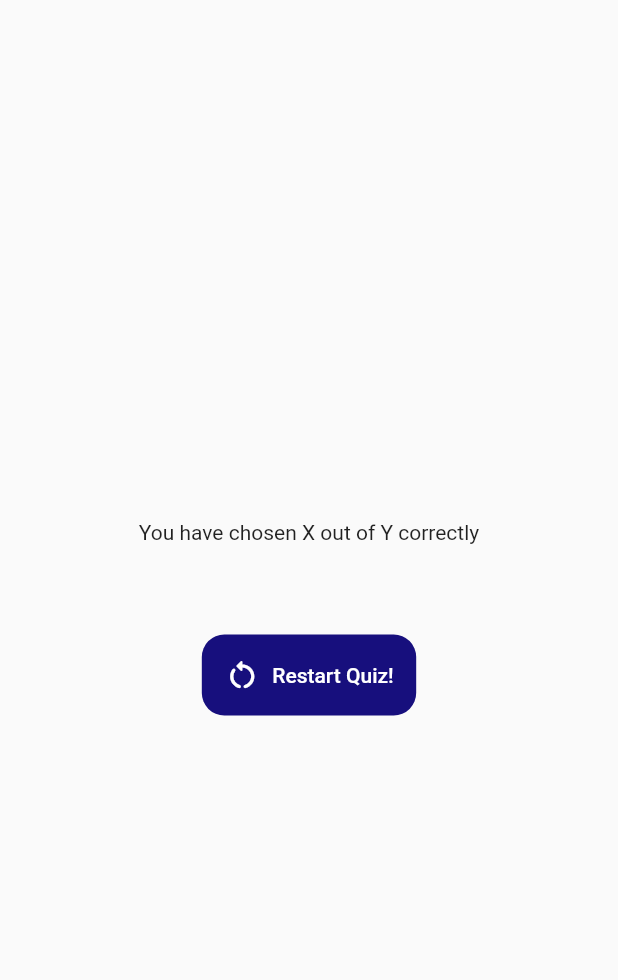
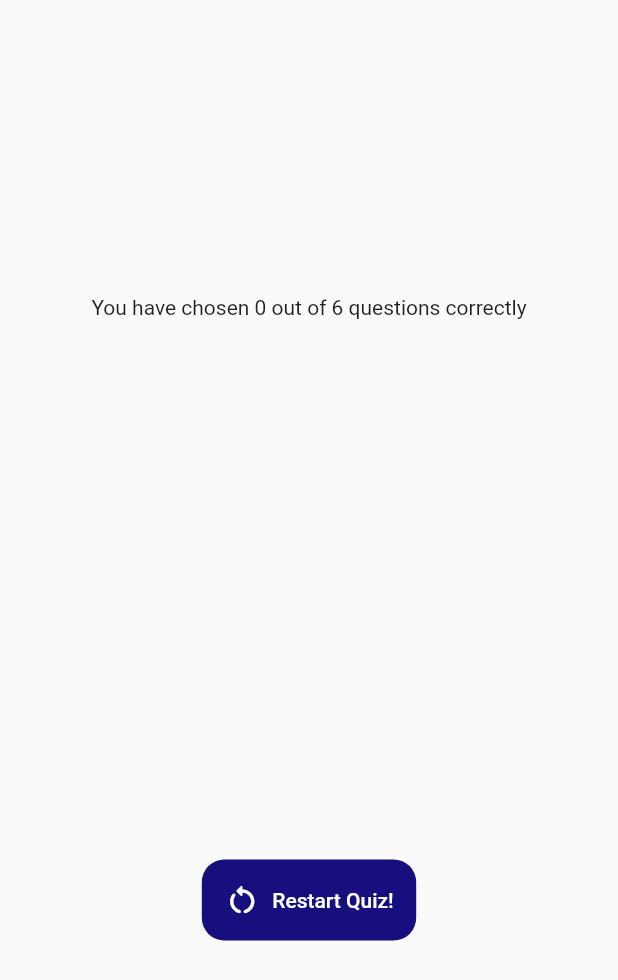
Before and after one commit to gxtanvir/quiz_app_practice, a Flutter app: the ResultScreen widget shown alone on an empty page, opened directly with empty values, on a phone screen of 412 x 824 dp. Shown: the top 980 px of the screen. Run offline on Flutter 3.47's test engine with Material 2 defaults, Android fonts, the phone set to English and light mode, and no system bars; our stand-ins replace google_fonts.

Commit message:
update summery

```diff
--- a/lib/result_screen.dart
+++ b/lib/result_screen.dart
@@ -11,20 +11,23 @@ class ResultScreen extends StatelessWidget {
     final List<Map<String, Object>> summery = [];
 
     for (int i = 0; i < chosenAnswer.length; i++) {
-      summery.add(
-        {
-          'question_index' : i,
-          'question' : questions[i].text,
-          'currect_answer' : questions[i].answers[0],
-          'user_answer' : chosenAnswer[i]
-        }
-      );
+      summery.add({
+        'question_index': i,
+        'question': questions[i].text,
+        'currect_answer': questions[i].answers[0],
+        'user_answer': chosenAnswer[i]
+      });
     }
     return summery;
   }
 
   @override
   Widget build(context) {
+    final summaryData = getSummaryData();
+    final numTotalQuestion = questions.length;
+    final numCorrectQuestion = summaryData.where((data) {
+      return data['user_answer'] == data['currect_answer'];
+    }).length;
     return SizedBox(
       width: double.infinity,
       child: Container(
@@ -32,13 +35,13 @@ class ResultScreen extends StatelessWidget {
         child: Column(
           mainAxisAlignment: MainAxisAlignment.center,
           children: [
-            const Text(
-              'You have chosen X out of Y correctly',
+            Text(
+              'You have chosen $numCorrectQuestion out of $numTotalQuestion questions correctly',
             ),
             const SizedBox(
               height: 30,
             ),
-            QuizSummary(summaryData: getSummaryData()),
+            QuizSummary(summaryData: summaryData),
             const SizedBox(
               height: 30,
             ),
```
Also changed, not shown: lib/quiz_summary.dart (+39 -5 lines).
